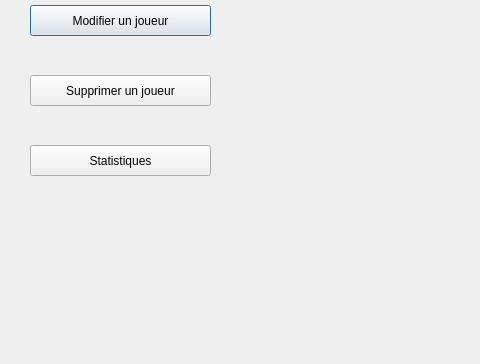
Qt form Sportify/gestion_joueur.ui (TheRealSumpark/QT_Project) before a commit; both pictures show x 0 to 480 and y 95 to 459 of the 661 by 459 pixel window.
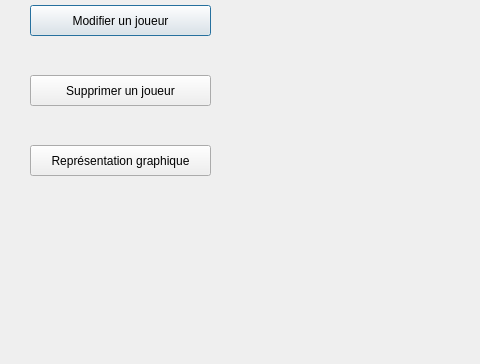
The same form after that commit.

Diff of the .ui file:
```diff
--- a/Sportify/gestion_joueur.ui
+++ b/Sportify/gestion_joueur.ui
@@ -68,7 +68,7 @@
     </rect>
    </property>
    <property name="text">
-    <string>Statistiques</string>
+    <string>Représentation graphique</string>
    </property>
   </widget>
   <widget class="QPushButton" name="Ajouter_joueur">
```
